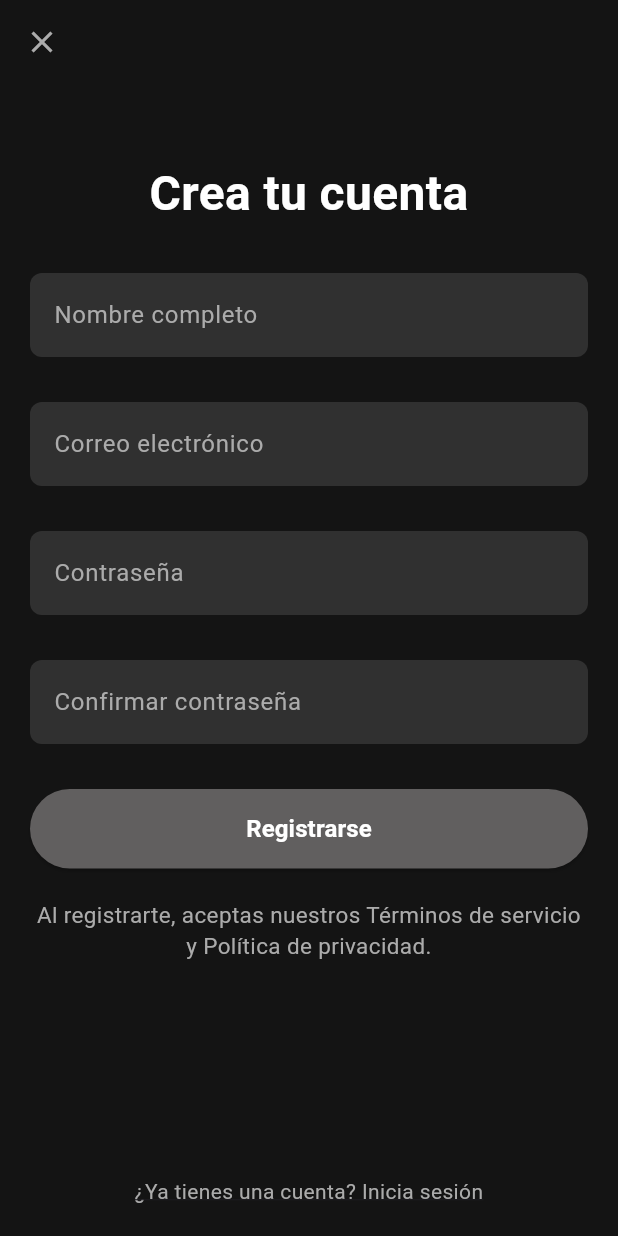
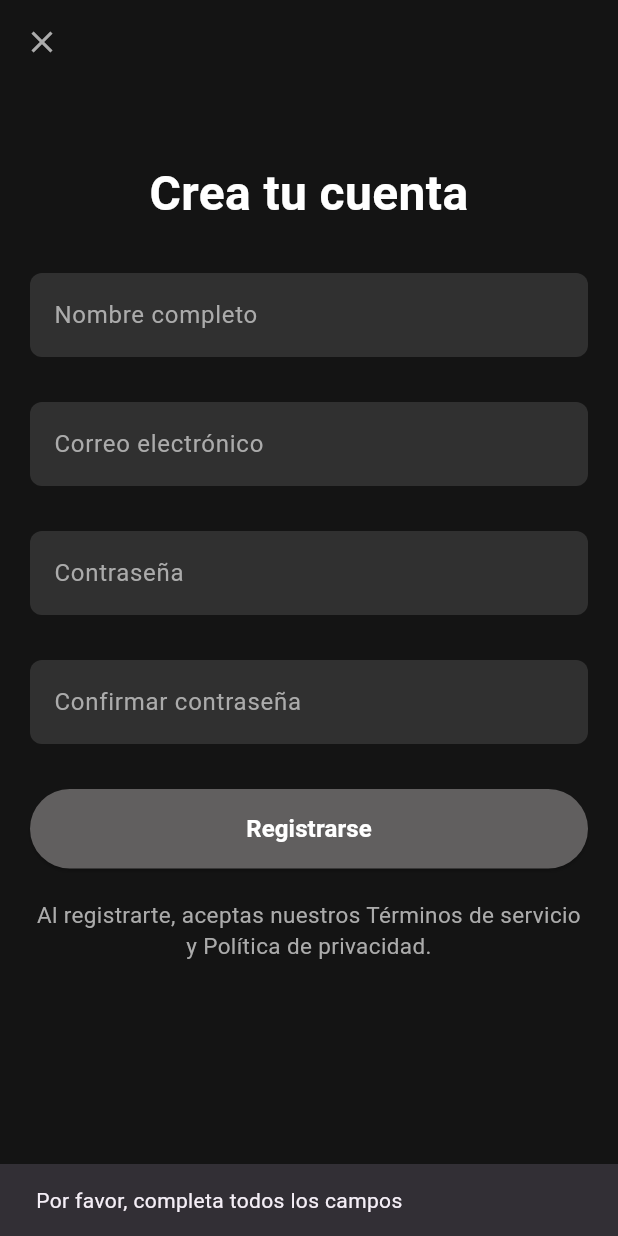
Before and after one commit to daviddlcm/My-gym, a Flutter app: the RegisterPage screen opened directly, after a tap on "Registrarse", on a phone screen of 412 x 824 dp. Run offline on Flutter 3.47's test engine with Material 3 defaults, Android fonts, the phone set to English and light mode, and no system bars; our stand-ins replace bloc, dio, flutter_bloc, flutter_secure_storage; accounts and stored records are empty.

Commit message:
updated register

```diff
--- /dev/null
+++ b/lib/register/data/models/register_request_model.dart
@@ -0,0 +1,20 @@
+class RegisterRequestModel {
+  final String email;
+  final String password;
+  final String full_name;
+
+  RegisterRequestModel({
+    required this.email,
+    required this.password,
+    required this.full_name,
+  });
+
+  Map<String, dynamic> toJson() {
+    return {
+      'email': email,
+      'password': password,
+      'full_name': full_name,
+    };
+  }
+
+}
--- /dev/null
+++ b/lib/register/data/models/register_response_model.dart
@@ -0,0 +1,16 @@
+class RegisterResponseModel {
+  final String? message;
+  final bool? success;
+
+  RegisterResponseModel({
+    this.message,
+    this.success,
+  });
+
+  factory RegisterResponseModel.fromJson(Map<String, dynamic> json) {
+    return RegisterResponseModel(
+      message: json['message'] ,
+      success: json['success'] ,
+    );
+  }
+}
--- /dev/null
+++ b/lib/register/data/repositories/register_repositories_impl.dart
@@ -0,0 +1,19 @@
+import 'package:frontend_flutter/register/data/datasource/register_datasource.dart';
+import 'package:frontend_flutter/register/data/models/register_request_model.dart';
+import 'package:frontend_flutter/register/data/models/register_response_model.dart';
+import 'package:frontend_flutter/register/domain/register_repositories.dart';
+
+class RegisterRepositoriesImpl implements RegisterRepositories {
+  final RegisterDatasource registerDatasource;
+
+  RegisterRepositoriesImpl({required this.registerDatasource});
+
+  @override
+  Future<RegisterResponseModel> registerRepositoriesImpl (RegisterRequestModel register) async {
+    final response = await registerDatasource.registerDataSource(register);
+    if (response == null) {
+      throw Exception('Registration failed: response is null');
+    }
+    return response;
+  }
+}
--- /dev/null
+++ b/lib/register/domain/register_repositories.dart
@@ -0,0 +1,6 @@
+import 'package:frontend_flutter/register/data/models/register_request_model.dart';
+import 'package:frontend_flutter/register/data/models/register_response_model.dart';
+
+abstract class RegisterRepositories {
+  Future<RegisterResponseModel> registerRepositoriesImpl(RegisterRequestModel register);
+}
--- /dev/null
+++ b/lib/register/domain/register_usecases.dart
@@ -0,0 +1,11 @@
+import 'package:frontend_flutter/register/data/models/register_request_model.dart';
+import 'package:frontend_flutter/register/data/models/register_response_model.dart';
+import 'package:frontend_flutter/register/domain/register_repositories.dart';
+
+class RegisterUsecases {
+  final RegisterRepositories repository;
+  RegisterUsecases(this.repository);
+  Future<RegisterResponseModel?> call(RegisterRequestModel registerRequest) async {
+    return await repository.registerRepositoriesImpl(registerRequest);
+  }
+}
--- /dev/null
+++ b/lib/register/presentation/cubit/register_state.dart
@@ -0,0 +1,20 @@
+part of 'register_cubit.dart';
+
+@immutable
+sealed class RegisterState {}
+
+final class RegisterInitial extends RegisterState {}
+
+final class RegisterLoading extends RegisterState {}
+
+final class RegisterSuccess extends RegisterState{
+  final bool success;
+
+  RegisterSuccess(this.success);
+}
+
+final class RegisterError extends RegisterState {
+  final String message;
+
+  RegisterError(this.message);
+}
--- a/lib/register/presentation/register_page.dart
+++ b/lib/register/presentation/register_page.dart
@@ -1,5 +1,7 @@
 import 'package:flutter/material.dart';
+import 'package:flutter_bloc/flutter_bloc.dart';
 import 'package:frontend_flutter/core/colors/app_colors.dart';
+import 'package:frontend_flutter/register/presentation/cubit/register_cubit.dart';
 
 class RegisterPage extends StatefulWidget {
   const RegisterPage({super.key});
@@ -9,10 +11,36 @@ class RegisterPage extends StatefulWidget {
 }
 
 class _RegisterPageState extends State<RegisterPage> {
+  final TextEditingController _fullNameController = TextEditingController();
+  final TextEditingController _emailController = TextEditingController();
+  final TextEditingController _passwordController = TextEditingController();
+  final TextEditingController _confirmPasswordController = TextEditingController();
+
+  @override
+  void dispose(){
+    _fullNameController.dispose();
+    _emailController.dispose();
+    _passwordController.dispose();
+    _confirmPasswordController.dispose();
+    super.dispose();
+  }
 
   @override
   Widget build(BuildContext context) {
-     return Scaffold(
+     return BlocListener<RegisterCubit, RegisterState>(
+      listener: (context, state) {
+        if (state is RegisterSuccess) {
+          ScaffoldMessenger.of(context).showSnackBar(
+            const SnackBar(content: Text('Registro exitoso')),
+          );
+          Navigator.pop(context);
+        } else if (state is RegisterError) {
+          ScaffoldMessenger.of(context).showSnackBar(
+            SnackBar(content: Text(state.message)),
+          );
+        }
+      },
+      child: Scaffold(
       appBar: AppBar(
         leading: IconButton(
           icon: const Icon(Icons.close),
@@ -45,6 +73,7 @@ class _RegisterPageState extends State<RegisterPage> {
               textAlign: TextAlign.center,),
               const SizedBox(height: 30,),
               TextFormField(
+                controller: _fullNameController,
                 style: TextStyle(
                   color: AppColors.texts
                 ),
@@ -62,6 +91,7 @@ class _RegisterPageState extends State<RegisterPage> {
               ),
               const SizedBox(height: 30),
               TextFormField(
+                controller: _emailController,
                 style: TextStyle(
                   color: AppColors.texts
                 ),
@@ -80,6 +110,7 @@ class _RegisterPageState extends State<RegisterPage> {
               ),
               const SizedBox(height: 30),
               TextFormField(
+                controller: _passwordController,
                 style: TextStyle(
                   color: AppColors.texts
                 ),
@@ -97,6 +128,7 @@ class _RegisterPageState extends State<RegisterPage> {
               ),
               const SizedBox(height: 30),
               TextFormField(
+                controller: _confirmPasswordController,
                 style: TextStyle(
                   color: AppColors.texts
                 ),
@@ -114,7 +146,29 @@ class _RegisterPageState extends State<RegisterPage> {
               ),
               const SizedBox(height: 30),
               ElevatedButton(
-                onPressed: () {},
+                onPressed: () {
+                  final fullName = _fullNameController.text.trim();
+                  final email = _emailController.text.trim();
+                  final password = _passwordController.text.trim();
+                  final confirmPassword = _confirmPasswordController.text.trim();
+
+                  if (fullName.isEmpty || email.isEmpty || password.isEmpty || confirmPassword.isEmpty) {
+                    ScaffoldMessenger.of(context).showSnackBar(
+                      const SnackBar(content: Text('Por favor, completa todos los campos')),
+                    );
+                    return;
+                  }
+
+                  if (password != confirmPassword) {
+                    ScaffoldMessenger.of(context).showSnackBar(
+                      const SnackBar(content: Text('Las contraseñas no coinciden')),
+                    );
+                    return;
+                  }
+                  print('Registering user: $fullName, $email, $password');
+                  context.read<RegisterCubit>().registerUser(email, fullName, password);
+                  Navigator.pop(context);
+                },
                 style: ElevatedButton.styleFrom(
                   backgroundColor: AppColors.buttonBackground,
                   padding: const EdgeInsets.symmetric(vertical: 15),
@@ -150,6 +204,7 @@ class _RegisterPageState extends State<RegisterPage> {
           ),
         ),
       ),
-    );;
+    ),
+     );
   }
 }
```
Also changed, not shown: lib/home/presentation/home_page.dart (+19 -14 lines), lib/main.dart (+13 -7 lines), lib/register/data/datasource/register_datasource.dart (added, +24 -0 lines), lib/register/presentation/cubit/register_cubit.dart (added, +31 -0 lines).
